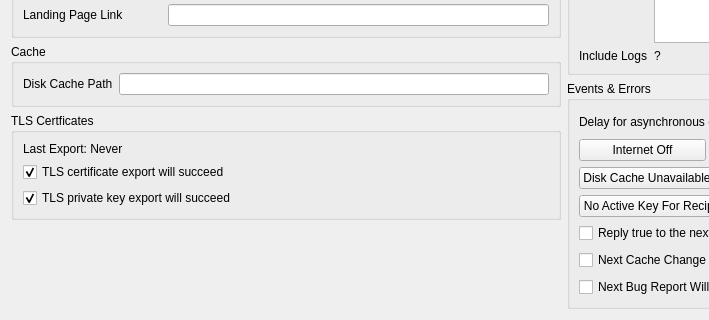
Qt form internal/frontend/bridge-gui/bridge-gui-tester/Tabs/SettingsTab.ui (ProtonMail/proton-bridge) before a commit; both pictures show x 0 to 709 and y 488 to 808 of the 1127 by 808 pixel window.
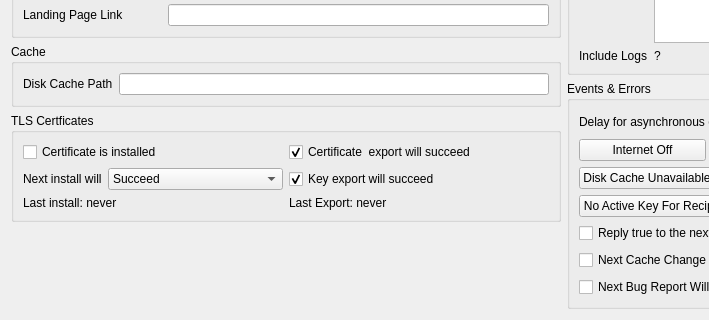
The same form after that commit.

Commit message: feat(GODT-2771): macOS cert install support in bridge-gui-test + placeholder QML.

```diff
--- a/internal/frontend/bridge-gui/bridge-gui-tester/Tabs/SettingsTab.ui
+++ b/internal/frontend/bridge-gui/bridge-gui-tester/Tabs/SettingsTab.ui
@@ -380,34 +380,81 @@
          <property name="title">
           <string>TLS Certficates</string>
          </property>
-         <layout class="QVBoxLayout" name="verticalLayout_9">
-          <item>
-           <widget class="QLabel" name="labeLastTLSCertsExport">
+         <layout class="QGridLayout" name="gridLayout_4" columnstretch="1,1">
+          <item row="0" column="0">
+           <widget class="QCheckBox" name="checkTLSCertIsInstalled">
             <property name="text">
-             <string>Last Export: Never</string>
+             <string>Certificate is installed</string>
+            </property>
+            <property name="checked">
+             <bool>false</bool>
             </property>
            </widget>
           </item>
-          <item>
+          <item row="0" column="1">
            <widget class="QCheckBox" name="checkTLSCertExportWillSucceed">
             <property name="text">
-             <string>TLS certificate export will succeed</string>
+             <string>Certificate  export will succeed</string>
             </property>
             <property name="checked">
              <bool>true</bool>
             </property>
            </widget>
           </item>
-          <item>
+          <item row="1" column="1">
            <widget class="QCheckBox" name="checkTLSKeyExportWillSucceed">
             <property name="text">
-             <string>TLS private key export will succeed</string>
+             <string>Key export will succeed</string>
             </property>
             <property name="checked">
              <bool>true</bool>
             </property>
            </widget>
           </item>
+          <item row="2" column="1">
+           <widget class="QLabel" name="labeLastTLSCertExport">
+            <property name="text">
+             <string>Last Export: never</string>
+            </property>
+           </widget>
+          </item>
+          <item row="2" column="0">
+           <widget class="QLabel" name="labelLastTLSCertInstall">
+            <property name="text">
+             <string>Last install: never</string>
+            </property>
+           </widget>
+          </item>
+          <item row="1" column="0">
+           <layout class="QHBoxLayout" name="horizontalLayout_14" stretch="0,1">
+            <item>
+             <widget class="QLabel" name="labelNextInstall">
+              <property name="text">
+               <string>Next install will</string>
+              </property>
+             </widget>
+            </item>
+            <item>
+             <widget class="QComboBox" name="comboNextTLSCertInstallResult">
+              <item>
+               <property name="text">
+                <string>Succeed</string>
+               </property>
+              </item>
+              <item>
+               <property name="text">
+                <string>Be Canceled</string>
+               </property>
+              </item>
+              <item>
+               <property name="text">
+                <string>Fail</string>
+               </property>
+              </item>
+             </widget>
+            </item>
+           </layout>
+          </item>
          </layout>
         </widget>
        </item>
```
Left out of the diff: 2 changed lines with no effect on the pictures. The commit also changes 14 other files.
